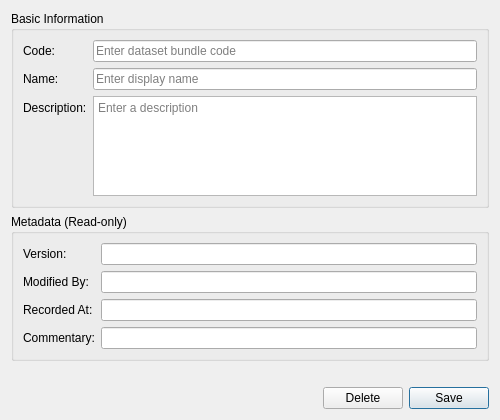
Before: the Qt Designer form projects/ores.qt/ui/DatasetBundleDetailDialog.ui in OreStudio/OreStudio, drawn with Qt 5.
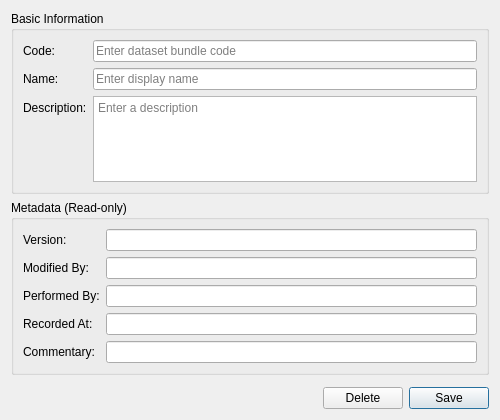
After: the same form once the commit is applied.

Commit message:
[qt] Add Performed By field to remaining detail dialogs
Adds read-only performedByEdit to the metadata section of 13 detail
dialogs that were missing it: Currency, Country, BusinessCentre,
ChangeReason, ChangeReasonCategory, Account, Role, Tenant, TenantType,
FeatureFlag, DatasetBundle, NatureDimension, OriginDimension.

The edit to the form file:
```diff
--- a/projects/ores.qt/ui/DatasetBundleDetailDialog.ui
+++ b/projects/ores.qt/ui/DatasetBundleDetailDialog.ui
@@ -124,27 +124,42 @@
        </widget>
       </item>
       <item row="2" column="0">
+       <widget class="QLabel" name="labelPerformedBy">
+        <property name="text">
+         <string>Performed By:</string>
+        </property>
+       </widget>
+      </item>
+      <item row="2" column="1">
+       <widget class="QLineEdit" name="performedByEdit">
+        <property name="readOnly">
+         <bool>true</bool>
+        </property>
+       </widget>
+      </item>
+
+      <item row="3" column="0">
        <widget class="QLabel" name="labelRecordedAt">
         <property name="text">
          <string>Recorded At:</string>
         </property>
        </widget>
       </item>
-      <item row="2" column="1">
+      <item row="3" column="1">
        <widget class="QLineEdit" name="recordedAtEdit">
         <property name="readOnly">
          <bool>true</bool>
         </property>
        </widget>
       </item>
-      <item row="3" column="0">
+      <item row="4" column="0">
        <widget class="QLabel" name="labelCommentary">
         <property name="text">
          <string>Commentary:</string>
         </property>
        </widget>
       </item>
-      <item row="3" column="1">
+      <item row="4" column="1">
        <widget class="QLineEdit" name="commentaryEdit">
         <property name="readOnly">
          <bool>true</bool>
```
The commit also changes 26 other files.
